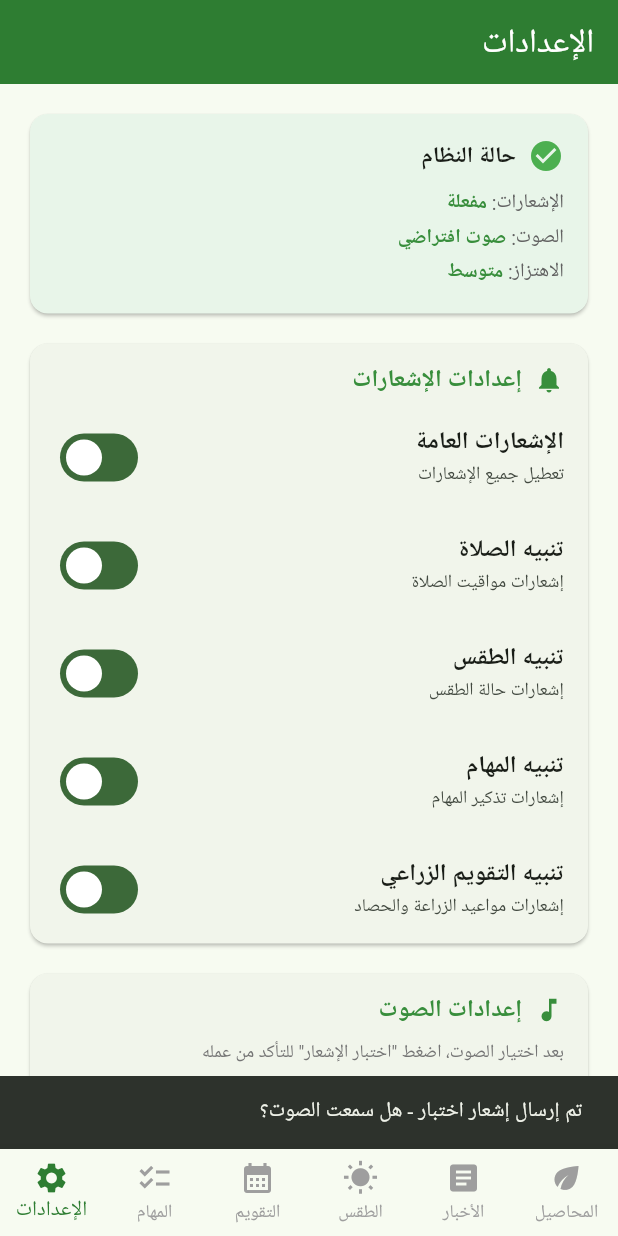
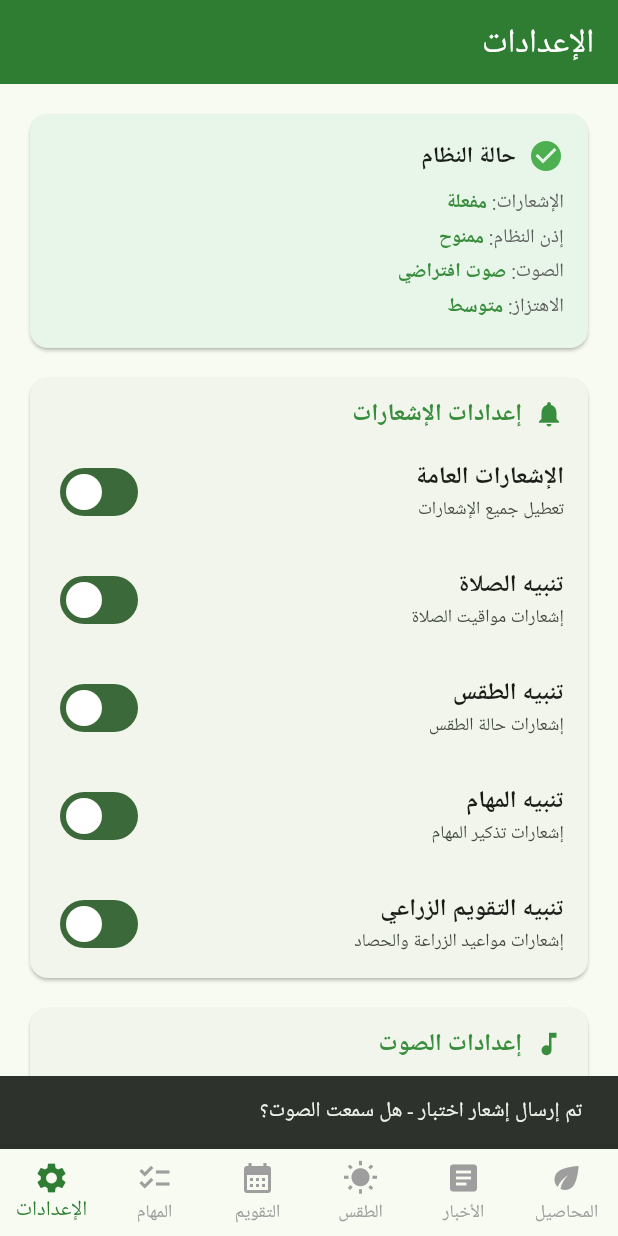
Before and after one commit to mohmed2050/Agridus-SD, a Flutter app: the screen it shows after launch, item 6 of the bottom bar chosen, after a tap on "اختبار صوت الإشعار", on a phone screen of 412 x 824 dp. Run offline on Flutter 3.47's test engine with Material 3 defaults, Android fonts, the phone set to English and light mode, and no system bars; our stand-ins replace audioplayers, connectivity_plus, flutter_local_notifications, location, shared_preferences, sqflite and 1 more; missing offline and left inert: adhan_dart; accounts and stored records are empty; network calls fail.

Commit message:
Fix prayer notifications: schedule at startup, apply sound change to pending schedules, check permission, separate prayer sound, fire at exact prayer time

```diff
--- a/lib/main.dart
+++ b/lib/main.dart
@@ -10,6 +10,7 @@ import 'providers/calendar_provider.dart';
 import 'providers/guide_provider.dart';
 import 'providers/market_provider.dart';
 import 'services/notification_service.dart';
+import 'services/weather_service.dart';
 import 'screens/home_screen.dart';
 
 void main() async {
@@ -17,6 +18,11 @@ void main() async {
   await NotificationService().init();
   final appProvider = AppProvider();
   await appProvider.loadAll();
+  try {
+    await WeatherService.schedulePrayerNotifications();
+  } catch (e) {
+    debugPrint('main: فشل جدولة إشعارات الصلاة عند بدء التشغيل - $e');
+  }
   runApp(AgridusApp(appProvider: appProvider));
 }
 
--- a/lib/providers/app_provider.dart
+++ b/lib/providers/app_provider.dart
@@ -1,6 +1,7 @@
 import 'package:flutter/foundation.dart';
 import 'package:shared_preferences/shared_preferences.dart';
 import '../services/notification_service.dart';
+import '../services/weather_service.dart';
 
 class AppProvider extends ChangeNotifier {
   int _currentTabIndex = 0;
@@ -122,6 +123,11 @@ class AppProvider extends ChangeNotifier {
     final prefs = await SharedPreferences.getInstance();
     await prefs.setInt('selected_sound', index);
     NotificationService().setSelectedSound(index);
+    try {
+      await WeatherService.schedulePrayerNotifications();
+    } catch (e) {
+      debugPrint('AppProvider: فشل إعادة جدولة إشعارات الصلاة - $e');
+    }
     notifyListeners();
   }
 
--- a/lib/screens/settings_screen.dart
+++ b/lib/screens/settings_screen.dart
@@ -70,7 +70,8 @@ class _SettingsScreenState extends State<SettingsScreen> {
   }
 
   Widget _buildSystemStatus(AppProvider p) {
-    final allOk = p.notificationsEnabled;
+    final permissionOk = NotificationService().notificationsPermissionGranted;
+    final allOk = p.notificationsEnabled && permissionOk;
     return Card(
       color: allOk ? Colors.green.shade50 : Colors.red.shade50,
       child: Padding(
@@ -89,6 +90,17 @@ class _SettingsScreenState extends State<SettingsScreen> {
             _statusRow('الإشعارات',
                 p.notificationsEnabled ? 'مفعلة' : 'معطلة',
                 p.notificationsEnabled),
+            _statusRow('إذن النظام',
+                permissionOk ? 'ممنوح' : 'مرفوض',
+                permissionOk),
+            if (!permissionOk)
+              Padding(
+                padding: const EdgeInsets.only(top: 4),
+                child: Text(
+                  'إذن إرسال الإشعارات مرفوض من النظام - فعّله من إعدادات التطبيق حتى تعمل إشعارات الأذان',
+                  style: TextStyle(fontSize: 12, color: Colors.red[700]),
+                ),
+              ),
             _statusRow('الصوت', p.selectedSoundName, true),
             _statusRow('الاهتزاز', p.vibrationLabel, true),
           ],
--- a/lib/services/notification_service.dart
+++ b/lib/services/notification_service.dart
@@ -1,4 +1,4 @@
-import 'dart:typed_data';
+import 'package:flutter/foundation.dart';
 import 'package:flutter_local_notifications/flutter_local_notifications.dart';
 import 'package:timezone/timezone.dart' as tz;
 import 'package:timezone/data/latest.dart' as tz_data;
@@ -11,6 +11,9 @@ class NotificationService {
   final FlutterLocalNotificationsPlugin _plugin =
       FlutterLocalNotificationsPlugin();
   bool _initialized = false;
+  bool _permissionGranted = true;
+
+  bool get notificationsPermissionGranted => _permissionGranted;
 
   bool _globalEnabled = true;
   bool _prayerEnabled = true;
@@ -63,21 +66,25 @@ class NotificationService {
     _selectedSound = index;
   }
 
-  AndroidNotificationDetails _soundDetails(String channelId, String channelName) {
-    final sound = switch (_selectedSound) {
-      1 => const RawResourceAndroidNotificationSound('azan_fajr'),
-      2 => const RawResourceAndroidNotificationSound('azan_normal'),
-      3 => const RawResourceAndroidNotificationSound('notification_islamic'),
-      4 => null,
-      _ => null,
-    };
+  AndroidNotificationDetails _details(
+      String channelId, String channelName,
+      {bool usePrayerSound = false}) {
+    final sound = usePrayerSound
+        ? switch (_selectedSound) {
+            1 => const RawResourceAndroidNotificationSound('azan_fajr'),
+            2 => const RawResourceAndroidNotificationSound('azan_normal'),
+            3 => const RawResourceAndroidNotificationSound('notification_islamic'),
+            _ => null,
+          }
+        : null;
+    final isSilent = usePrayerSound && _selectedSound == 4;
     return AndroidNotificationDetails(
       channelId,
       channelName,
       importance: Importance.high,
       priority: Priority.high,
       vibrationPattern: _getVibrationPattern(),
-      playSound: _selectedSound != 4,
+      playSound: !isSilent,
       sound: sound,
     );
   }
@@ -106,7 +113,10 @@ class NotificationService {
         AndroidFlutterLocalNotificationsPlugin>();
     if (androidPlugin != null) {
       try {
-        await androidPlugin.requestNotificationsPermission();
+        final granted = await androidPlugin.requestNotificationsPermission();
+        _permissionGranted = granted ?? true;
+        debugPrint(
+            'NotificationService: إذن الإشعارات = $_permissionGranted');
       } catch (_) {}
       for (final ch in _prayerChannels) {
         try {
@@ -158,14 +168,14 @@ class NotificationService {
     if (!_globalEnabled || !_prayerEnabled) return;
     await _show(2000 + prayerName.hashCode, 'حان الآن وقت صلاة $prayerName',
         'حان وقت صلاة $prayerName - لا تنسَ ذكر الله',
-        _prayerChannelId, 'مواقيت الصلاة');
+        _prayerChannelId, 'مواقيت الصلاة', usePrayerSound: true);
   }
 
   Future<void> testPrayerNotification() async {
     if (!_globalEnabled) return;
     await _show(9999, 'اختبار صوت الإشعار',
         'إذا سمعت هذا الصوت فكل شيء يعمل بشكل صحيح',
-        _prayerChannelId, 'مواقيت الصلاة');
+        _prayerChannelId, 'مواقيت الصلاة', usePrayerSound: true);
   }
 
   Future<void> showTaskNotification(String title) async {
@@ -181,13 +191,15 @@ class NotificationService {
   }
 
   Future<void> _show(int id, String title, String body,
-      String channelId, String channelName) async {
+      String channelId, String channelName,
+      {bool usePrayerSound = false}) async {
     await _plugin.show(
       id,
       title,
       body,
       NotificationDetails(
-        android: _soundDetails(channelId, channelName),
+        android:
+            _details(channelId, channelName, usePrayerSound: usePrayerSound),
         iOS: const DarwinNotificationDetails(
           presentAlert: true,
           presentSound: true,
@@ -220,7 +232,8 @@ class NotificationService {
       'حان وقت صلاة $prayerName',
       tz.TZDateTime.from(scheduledDate, tz.local),
       NotificationDetails(
-        android: _soundDetails(_prayerChannelId, 'مواقيت الصلاة'),
+        android: _details(_prayerChannelId, 'مواقيت الصلاة',
+            usePrayerSound: true),
         iOS: const DarwinNotificationDetails(
           presentAlert: true,
           presentSound: true,
@@ -242,7 +255,7 @@ class NotificationService {
       'حان وقت تنفيذ المهمة',
       tz.TZDateTime.from(time, tz.local),
       NotificationDetails(
-        android: _soundDetails('task_channel', 'تنبيهات المهام'),
+        android: _details('task_channel', 'تنبيهات المهام'),
         iOS: const DarwinNotificationDetails(
           presentAlert: true,
           presentSound: true,
--- a/lib/services/weather_service.dart
+++ b/lib/services/weather_service.dart
@@ -42,6 +42,8 @@ class PrayerTimeData {
 class WeatherService {
   static const double _defaultLat = 15.5007;
   static const double _defaultLon = 32.5599;
+  static double _lastLat = _defaultLat;
+  static double _lastLon = _defaultLon;
 
   static String _getWeatherDescription(int code) {
     switch (code) {
@@ -255,8 +257,10 @@ class WeatherService {
     double? lat,
     double? lon,
   }) async {
-    final latitude = lat ?? _defaultLat;
-    final longitude = lon ?? _defaultLon;
+    final latitude = lat ?? _lastLat;
+    final longitude = lon ?? _lastLon;
+    _lastLat = latitude;
+    _lastLon = longitude;
     final now = DateTime.now();
 
     final coordinates = Coordinates(latitude, longitude);
@@ -278,10 +282,8 @@ class WeatherService {
 
     int id = 3000;
     for (final entry in prayers.entries) {
-      final notificationTime =
-          entry.value.subtract(const Duration(minutes: 10));
       await NotificationService()
-          .schedulePrayerNotification(id++, entry.key, notificationTime);
+          .schedulePrayerNotification(id++, entry.key, entry.value);
     }
   }
 }
```
